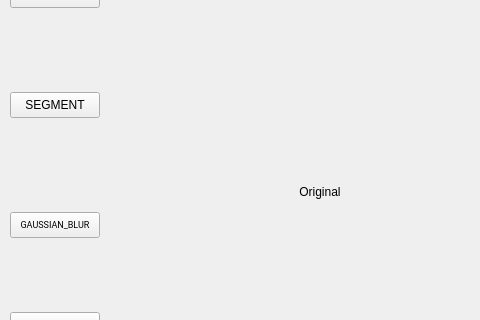
Acytoo/salient-object-detection, file client/salient_object_detectionW/basic_image_operations.ui: the form before one commit; both pictures show x 0 to 480 and y 88 to 408 of the 1000 by 520 pixel window.
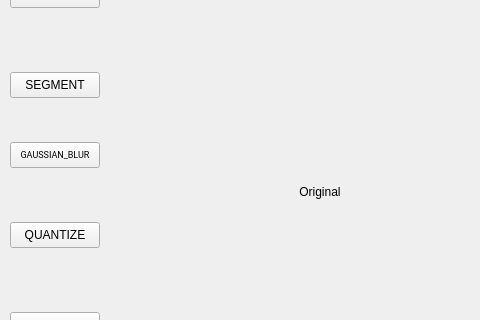
The form after the commit.

The edit to the form file:
```diff
--- a/client/salient_object_detectionW/basic_image_operations.ui
+++ b/client/salient_object_detectionW/basic_image_operations.ui
@@ -62,7 +62,7 @@
         <property name="geometry">
           <rect>
             <x>10</x>
-            <y>180</y>
+      <y>160</y>
             <width>90</width>
             <height>26</height>
           </rect>
@@ -158,7 +158,7 @@
         <property name="geometry">
           <rect>
             <x>10</x>
-            <y>300</y>
+      <y>230</y>
             <width>90</width>
             <height>26</height>
           </rect>
@@ -173,6 +173,19 @@
           <string>GAUSSIAN_BLUR</string>
         </property>
       </widget>
+   <widget class="QPushButton" name="button_quantize">
+    <property name="geometry">
+     <rect>
+      <x>10</x>
+      <y>310</y>
+      <width>90</width>
+      <height>26</height>
+     </rect>
+    </property>
+    <property name="text">
+     <string>QUANTIZE</string>
+    </property>
+   </widget>
     </widget>
   </widget>
   <resources/>
```
Lines whose indentation alone changed are shown as unchanged.
